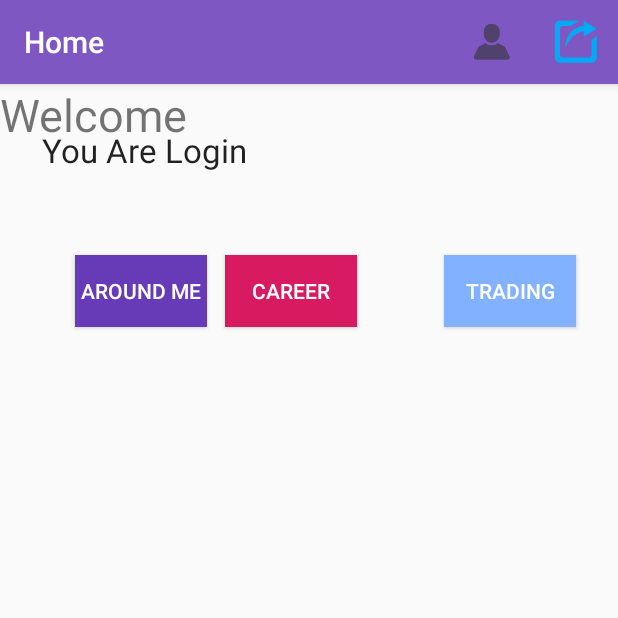
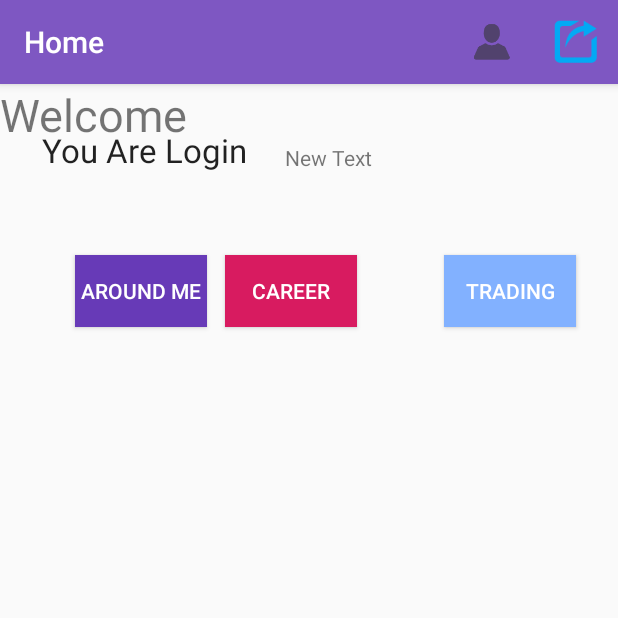
Before and after one commit to semmiverian/androidSkripsi, an Android app: the home_activity screen opened directly, with no data from a screen before it, on a phone screen of 412 x 824 dp, the top half of it. Run offline under Robolectric (Android 15) with nearby library versions, the phone set to English and light mode, and no system bars.

Commit message:
Add some sharedPreferences & Map Fix

```diff
--- a/app/src/main/java/com/skripsi/semmi/restget3/activity/AroundMeActivity.java
+++ b/app/src/main/java/com/skripsi/semmi/restget3/activity/AroundMeActivity.java
@@ -153,7 +153,7 @@ public class AroundMeActivity extends AppCompatActivity implements
         mMap.addMarker(options);
        // mMap.moveCamera(CameraUpdateFactory.newLatLng(latLng));
         // set camera pake zoom
-        mMap.moveCamera(CameraUpdateFactory.newLatLngZoom(latLng, 15));
+        mMap.moveCamera(CameraUpdateFactory.newLatLngZoom(latLng, 70));
 
     }
 
@@ -169,7 +169,7 @@ public class AroundMeActivity extends AppCompatActivity implements
 
                 for( ShowAllUserLocation showAllUserLocation1:showAllUserLocations){
                     // muncul di map kalau lokasi nya ga 0 atau null
-                    if(showAllUserLocation1.getLatitude()!=0 || showAllUserLocation1.getLongitude()!=0){
+                    if(!usernameFromHome.equals(showAllUserLocation1.getUsername()) && showAllUserLocation1.getLatitude()!=0 && showAllUserLocation1.getLongitude()!=0 ){
                         MarkerOptions options=new MarkerOptions()
                                 .position(new LatLng(showAllUserLocation1.getLatitude(),showAllUserLocation1.getLongitude()))
                                 .title(showAllUserLocation1.getUsername())
--- a/app/src/main/java/com/skripsi/semmi/restget3/activity/home_activity.java
+++ b/app/src/main/java/com/skripsi/semmi/restget3/activity/home_activity.java
@@ -21,18 +21,24 @@ import com.skripsi.semmi.restget3.R;
  */
 public class home_activity extends AppCompatActivity implements View.OnClickListener {
     public static final String  username="username";
+    public static final String  status="status";
     private TextView mUserLogin;
+    private TextView mStatusLogin;
     private Button mAroundMe;
     private String usernameExtra;
+    private String statusExtra;
     @Override
     public void onCreate(Bundle savedInstanceState) {
         super.onCreate(savedInstanceState);
         setContentView(R.layout.home_activity);
         mUserLogin= (TextView) findViewById(R.id.userLogin);
+        mStatusLogin= (TextView) findViewById(R.id.statusLogin);
+        // validasi dan ngambil data dari aktivitas login
         if(getIntent()!= null && getIntent().getExtras()!=null){
             if(getIntent().getExtras().containsKey(username)){
                 mUserLogin.setText(getIntent().getExtras().getString(username));
                 usernameExtra=mUserLogin.getText().toString();
+                mStatusLogin.setText(getIntent().getExtras().getString(status));
             }
         }
         mAroundMe= (Button) findViewById(R.id.aroundme);
@@ -69,6 +75,7 @@ public class home_activity extends AppCompatActivity implements View.OnClickList
         SharedPreferences sharedPreferences=getSharedPreferences("Session Check", Context.MODE_PRIVATE);
         SharedPreferences.Editor editor=sharedPreferences.edit();
         editor.remove("usernameSession");
+        editor.remove("statusSession");
         editor.apply();
         Intent intent=new Intent(this, MainActivity.class);
         startActivity(intent);
--- a/app/src/main/res/layout/home_activity.xml
+++ b/app/src/main/res/layout/home_activity.xml
@@ -20,6 +20,16 @@
         android:layout_marginStart="28dp"
         android:layout_marginTop="29dp" />
 
+    <TextView
+        android:layout_width="wrap_content"
+        android:layout_height="wrap_content"
+        android:text="New Text"
+        android:id="@+id/statusLogin"
+        android:layout_above="@+id/career"
+        android:layout_toRightOf="@+id/userLogin"
+        android:layout_toEndOf="@+id/userLogin"
+        android:layout_marginLeft="25dp"
+        android:layout_marginStart="25dp" />
         <Button
             android:layout_below="@+id/userLogin"
             android:layout_marginLeft="50dp"
@@ -54,4 +64,5 @@
              android:layout_marginEnd="28dp" />
 
 
+
 </RelativeLayout>
```
Also changed, not shown: app/src/main/java/com/skripsi/semmi/restget3/Fragment/LoginFragment.java (+5 -2 lines), app/src/main/java/com/skripsi/semmi/restget3/MainActivity.java (+9 -0 lines), app/src/main/java/com/skripsi/semmi/restget3/Model/Login.java (+11 -1 lines).
